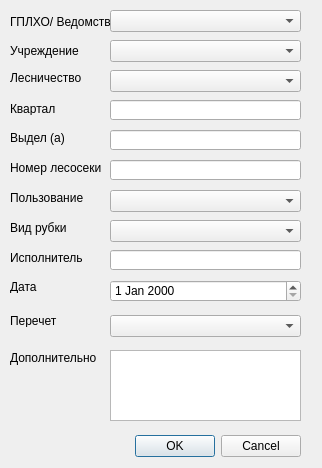
First picture: the form in modules/otvod/ui/lesosekaInfo.ui, repository daniluuuuuuuk/daniluuuuuuuk.github.io, before the edit.
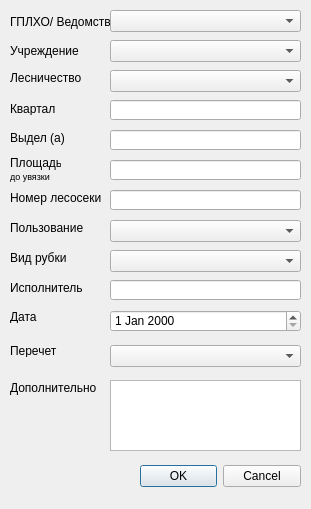
Second picture: the form after the edit.

```diff
--- a/modules/otvod/ui/lesosekaInfo.ui
+++ b/modules/otvod/ui/lesosekaInfo.ui
@@ -6,8 +6,8 @@
    <rect>
     <x>0</x>
     <y>0</y>
-    <width>322</width>
-    <height>468</height>
+    <width>311</width>
+    <height>509</height>
    </rect>
   </property>
   <property name="windowTitle">
@@ -16,9 +16,9 @@
   <widget class="QDialogButtonBox" name="buttonBox">
    <property name="geometry">
     <rect>
-     <x>0</x>
-     <y>430</y>
-     <width>301</width>
+     <x>140</x>
+     <y>460</y>
+     <width>161</width>
      <height>32</height>
     </rect>
    </property>
@@ -33,7 +33,7 @@
    <property name="geometry">
     <rect>
      <x>10</x>
-     <y>250</y>
+     <y>280</y>
      <width>91</width>
      <height>16</height>
     </rect>
@@ -46,7 +46,7 @@
    <property name="geometry">
     <rect>
      <x>10</x>
-     <y>280</y>
+     <y>310</y>
      <width>47</width>
      <height>13</height>
     </rect>
@@ -59,7 +59,7 @@
    <property name="geometry">
     <rect>
      <x>10</x>
-     <y>350</y>
+     <y>380</y>
      <width>91</width>
      <height>16</height>
     </rect>
@@ -72,7 +72,7 @@
    <property name="geometry">
     <rect>
      <x>110</x>
-     <y>250</y>
+     <y>280</y>
      <width>191</width>
      <height>20</height>
     </rect>
@@ -82,7 +82,7 @@
    <property name="geometry">
     <rect>
      <x>110</x>
-     <y>350</y>
+     <y>380</y>
      <width>191</width>
      <height>71</height>
     </rect>
@@ -92,7 +92,7 @@
    <property name="geometry">
     <rect>
      <x>110</x>
-     <y>160</y>
+     <y>190</y>
      <width>191</width>
      <height>20</height>
     </rect>
@@ -102,7 +102,7 @@
    <property name="geometry">
     <rect>
      <x>10</x>
-     <y>160</y>
+     <y>190</y>
      <width>91</width>
      <height>16</height>
     </rect>
@@ -115,7 +115,7 @@
    <property name="geometry">
     <rect>
      <x>110</x>
-     <y>280</y>
+     <y>310</y>
      <width>191</width>
      <height>22</height>
     </rect>
@@ -243,7 +243,7 @@
    <property name="geometry">
     <rect>
      <x>10</x>
-     <y>314</y>
+     <y>344</y>
      <width>47</width>
      <height>13</height>
     </rect>
@@ -256,7 +256,7 @@
    <property name="geometry">
     <rect>
      <x>110</x>
-     <y>315</y>
+     <y>345</y>
      <width>191</width>
      <height>22</height>
     </rect>
@@ -266,7 +266,7 @@
    <property name="geometry">
     <rect>
      <x>10</x>
-     <y>190</y>
+     <y>220</y>
      <width>91</width>
      <height>16</height>
     </rect>
@@ -279,7 +279,7 @@
    <property name="geometry">
     <rect>
      <x>10</x>
-     <y>220</y>
+     <y>250</y>
      <width>91</width>
      <height>16</height>
     </rect>
@@ -292,7 +292,7 @@
    <property name="geometry">
     <rect>
      <x>110</x>
-     <y>190</y>
+     <y>220</y>
      <width>191</width>
      <height>22</height>
     </rect>
@@ -302,12 +302,56 @@
    <property name="geometry">
     <rect>
      <x>110</x>
-     <y>220</y>
+     <y>250</y>
      <width>191</width>
      <height>22</height>
     </rect>
    </property>
   </widget>
+  <widget class="QLabel" name="label_14">
+   <property name="geometry">
+    <rect>
+     <x>10</x>
+     <y>155</y>
+     <width>51</width>
+     <height>16</height>
+    </rect>
+   </property>
+   <property name="text">
+    <string>Площадь</string>
+   </property>
+  </widget>
+  <widget class="QLineEdit" name="area">
+   <property name="geometry">
+    <rect>
+     <x>110</x>
+     <y>160</y>
+     <width>191</width>
+     <height>20</height>
+    </rect>
+   </property>
+   <property name="readOnly">
+    <bool>true</bool>
+   </property>
+  </widget>
+  <widget class="QLabel" name="label_15">
+   <property name="geometry">
+    <rect>
+     <x>10</x>
+     <y>168</y>
+     <width>81</width>
+     <height>16</height>
+    </rect>
+   </property>
+   <property name="font">
+    <font>
+     <pointsize>7</pointsize>
+    </font>
+   </property>
+   <property name="text">
+    <string>до увязки</string>
+   </property>
+  </widget>
  </widget>
  <resources/>
  <connections>
```
